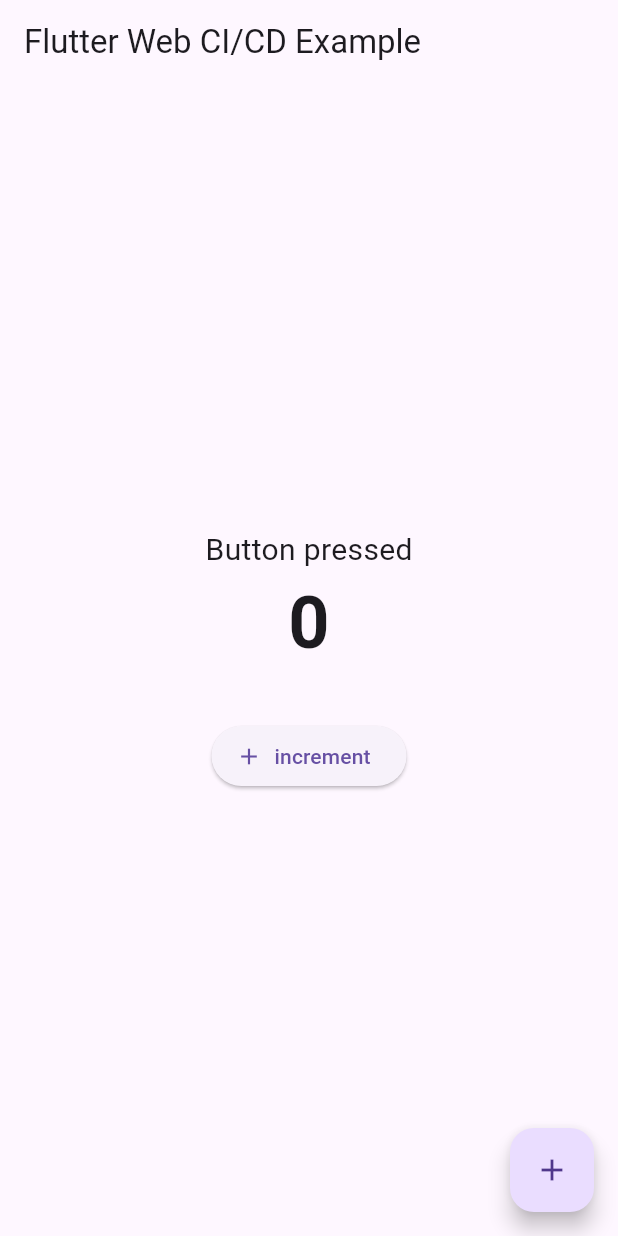
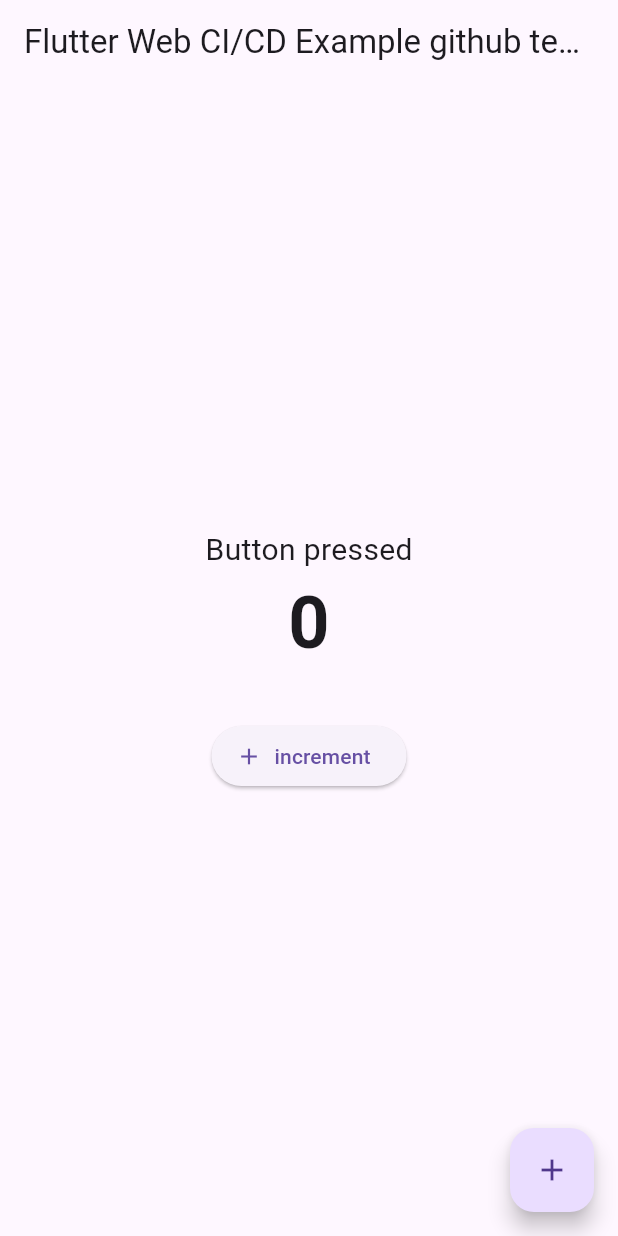
Before and after one commit to manjeetsinghgoyal/flutter_sample, a Flutter app: the screen it shows after launch, on a phone screen of 412 x 824 dp. Run offline on Flutter 3.47's test engine with Material 3 defaults, Android fonts, the phone set to English and light mode, and no system bars; project files that could hold a hidden picture were left out.

Commit message:
new text added

```diff
--- a/lib/home_page.dart
+++ b/lib/home_page.dart
@@ -15,7 +15,7 @@ class _HomePageState extends State<HomePage> {
   @override
   Widget build(BuildContext context) {
     return Scaffold(
-      appBar: AppBar(title: const Text('Flutter Web CI/CD Example')),
+      appBar: AppBar(title: const Text('Flutter Web CI/CD Example github test demo')),
       body: Center(
         child: Column(
           mainAxisAlignment: MainAxisAlignment.center,
--- a/lib/main.dart
+++ b/lib/main.dart
@@ -11,7 +11,7 @@ class MyApp extends StatelessWidget {
   @override
   Widget build(BuildContext context) {
     return MaterialApp(
-      title: 'Flutter Web CI/CD',
+      title: 'Flutter Web CI/CD test for git commands',
       theme: ThemeData(primarySwatch: Colors.blue),
       home: const HomePage(),
     );
```
